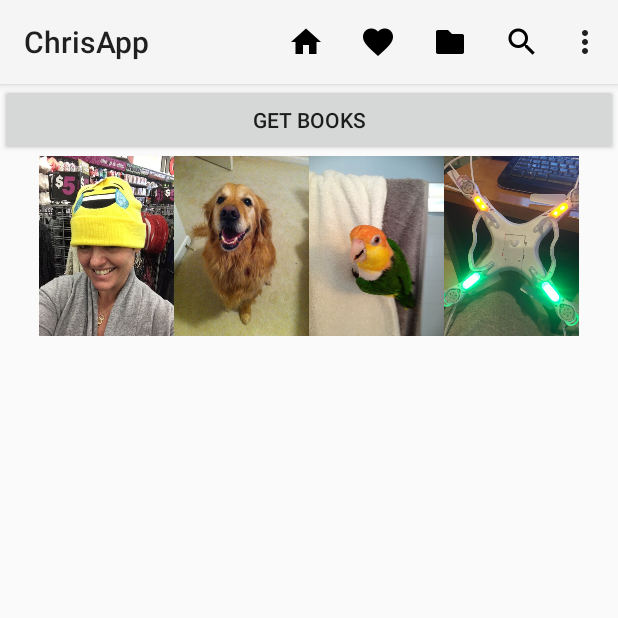
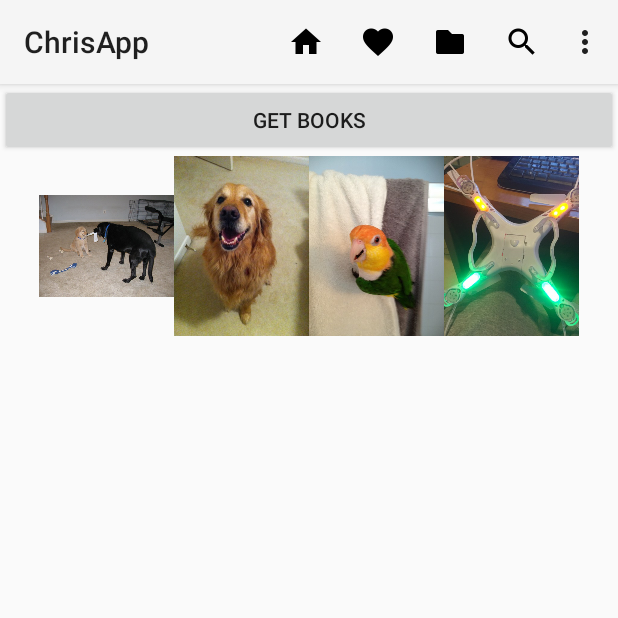
Before and after one commit to rueggerc/android, an Android app: the screen it shows after launch (MainActivity), on a phone screen of 412 x 824 dp, the top half of it. Run offline under Robolectric (Android 15) with nearby library versions, the phone set to English and light mode, and no system bars.

Commit message:
Add Dakota

```diff
--- a/RestClient2/app/src/main/res/layout/activity_main.xml
+++ b/RestClient2/app/src/main/res/layout/activity_main.xml
@@ -32,7 +32,7 @@
         android:id="@+id/imageView1"
         android:layout_width="90dp"
         android:layout_height="120dp"
-        android:src="@drawable/tara1" />
+        android:src="@drawable/dakota" />
 
     <ImageView
         android:id="@+id/imageView2"
```
